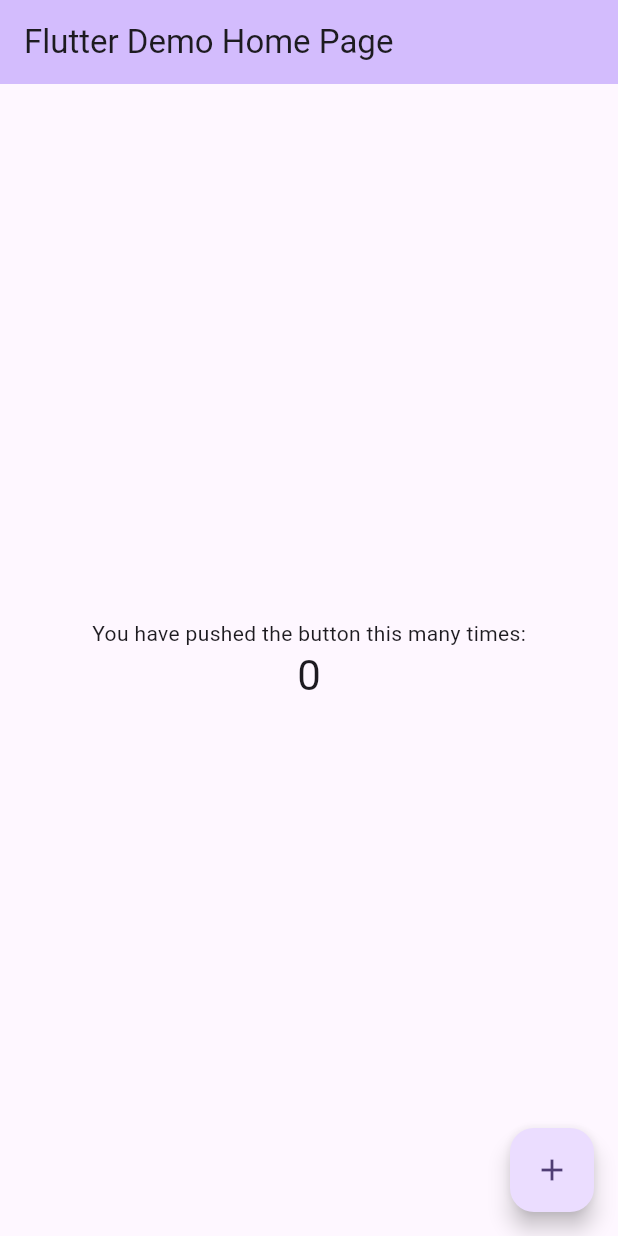
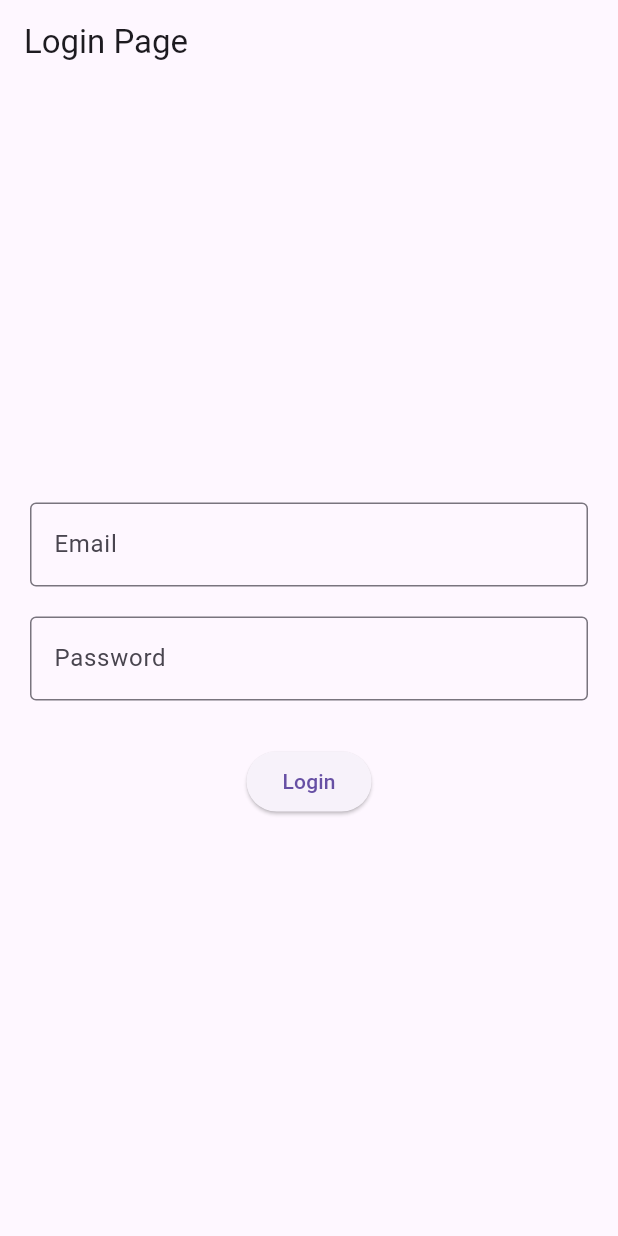
Before and after one commit to shihadh/Collab-Practice, a Flutter app: the screen it shows after launch, on a phone screen of 412 x 824 dp. Run offline on Flutter 3.47's test engine with Material 3 defaults, Android fonts, the phone set to English and light mode, and no system bars.

Commit message:
Added simple login page

```diff
--- a/lib/main.dart
+++ b/lib/main.dart
@@ -1,122 +1,17 @@
+import 'package:auth_app/views/login_page/login_page.dart';
 import 'package:flutter/material.dart';
 
-void main() {
-  runApp(const MyApp());
+void main(){
+  runApp(MyApp());
 }
-
 class MyApp extends StatelessWidget {
   const MyApp({super.key});
 
-  // This widget is the root of your application.
   @override
   Widget build(BuildContext context) {
     return MaterialApp(
-      title: 'Flutter Demo',
-      theme: ThemeData(
-        // This is the theme of your application.
-        //
-        // TRY THIS: Try running your application with "flutter run". You'll see
-        // the application has a purple toolbar. Then, without quitting the app,
-        // try changing the seedColor in the colorScheme below to Colors.green
-        // and then invoke "hot reload" (save your changes or press the "hot
-        // reload" button in a Flutter-supported IDE, or press "r" if you used
-        // the command line to start the app).
-        //
-        // Notice that the counter didn't reset back to zero; the application
-        // state is not lost during the reload. To reset the state, use hot
-        // restart instead.
-        //
-        // This works for code too, not just values: Most code changes can be
-        // tested with just a hot reload.
-        colorScheme: ColorScheme.fromSeed(seedColor: Colors.deepPurple),
-      ),
-      home: const MyHomePage(title: 'Flutter Demo Home Page'),
+      home: LoginPage(),
+
     );
   }
 }
-
-class MyHomePage extends StatefulWidget {
-  const MyHomePage({super.key, required this.title});
-
-  // This widget is the home page of your application. It is stateful, meaning
-  // that it has a State object (defined below) that contains fields that affect
-  // how it looks.
-
-  // This class is the configuration for the state. It holds the values (in this
-  // case the title) provided by the parent (in this case the App widget) and
-  // used by the build method of the State. Fields in a Widget subclass are
-  // always marked "final".
-
-  final String title;
-
-  @override
-  State<MyHomePage> createState() => _MyHomePageState();
-}
-
-class _MyHomePageState extends State<MyHomePage> {
-  int _counter = 0;
-
-  void _incrementCounter() {
-    setState(() {
-      // This call to setState tells the Flutter framework that something has
-      // changed in this State, which causes it to rerun the build method below
-      // so that the display can reflect the updated values. If we changed
-      // _counter without calling setState(), then the build method would not be
-      // called again, and so nothing would appear to happen.
-      _counter++;
-    });
-  }
-
-  @override
-  Widget build(BuildContext context) {
-    // This method is rerun every time setState is called, for instance as done
-    // by the _incrementCounter method above.
-    //
-    // The Flutter framework has been optimized to make rerunning build methods
-    // fast, so that you can just rebuild anything that needs updating rather
-    // than having to individually change instances of widgets.
-    return Scaffold(
-      appBar: AppBar(
-        // TRY THIS: Try changing the color here to a specific color (to
-        // Colors.amber, perhaps?) and trigger a hot reload to see the AppBar
-        // change color while the other colors stay the same.
-        backgroundColor: Theme.of(context).colorScheme.inversePrimary,
-        // Here we take the value from the MyHomePage object that was created by
-        // the App.build method, and use it to set our appbar title.
-        title: Text(widget.title),
-      ),
-      body: Center(
-        // Center is a layout widget. It takes a single child and positions it
-        // in the middle of the parent.
-        child: Column(
-          // Column is also a layout widget. It takes a list of children and
-          // arranges them vertically. By default, it sizes itself to fit its
-          // children horizontally, and tries to be as tall as its parent.
-          //
-          // Column has various properties to control how it sizes itself and
-          // how it positions its children. Here we use mainAxisAlignment to
-          // center the children vertically; the main axis here is the vertical
-          // axis because Columns are vertical (the cross axis would be
-          // horizontal).
-          //
-          // TRY THIS: Invoke "debug painting" (choose the "Toggle Debug Paint"
-          // action in the IDE, or press "p" in the console), to see the
-          // wireframe for each widget.
-          mainAxisAlignment: MainAxisAlignment.center,
-          children: <Widget>[
-            const Text('You have pushed the button this many times:'),
-            Text(
-              '$_counter',
-              style: Theme.of(context).textTheme.headlineMedium,
-            ),
-          ],
-        ),
-      ),
-      floatingActionButton: FloatingActionButton(
-        onPressed: _incrementCounter,
-        tooltip: 'Increment',
-        child: const Icon(Icons.add),
-      ), // This trailing comma makes auto-formatting nicer for build methods.
-    );
-  }
-}
--- /dev/null
+++ b/lib/views/login_page/login_page.dart
@@ -0,0 +1,66 @@
+
+
+import 'package:flutter/material.dart';
+
+class LoginPage extends StatefulWidget {
+  const LoginPage({super.key});
+
+  @override
+  State<LoginPage> createState() => _LoginPageState();
+}
+
+class _LoginPageState extends State<LoginPage> {
+  final TextEditingController emailController = TextEditingController();
+  final TextEditingController passwordController = TextEditingController();
+
+  void login() {
+    String email = emailController.text.trim();
+    String password = passwordController.text.trim();
+
+    if (email.isEmpty || password.isEmpty) {
+      ScaffoldMessenger.of(context).showSnackBar(
+        const SnackBar(content: Text("Please enter email and password")),
+      );
+    } else {
+      ScaffoldMessenger.of(context).showSnackBar(
+        SnackBar(content: Text("Logged in as $email")),
+      );
+    }
+  }
+
+  @override
+  Widget build(BuildContext context) {
+    return Scaffold(
+      appBar: AppBar(title: const Text("Login Page")),
+      body: Padding(
+        padding: const EdgeInsets.all(20.0),
+        child: Column(
+          mainAxisAlignment: MainAxisAlignment.center,
+          children: [
+            TextField(
+              controller: emailController,
+              decoration: const InputDecoration(
+                labelText: "Email",
+                border: OutlineInputBorder(),
+              ),
+            ),
+            const SizedBox(height: 20),
+            TextField(
+              controller: passwordController,
+              obscureText: true,
+              decoration: const InputDecoration(
+                labelText: "Password",
+                border: OutlineInputBorder(),
+              ),
+            ),
+            const SizedBox(height: 30),
+            ElevatedButton(
+              onPressed: login,
+              child: const Text("Login"),
+            ),
+          ],
+        ),
+      ),
+    );
+  }
+}
```
